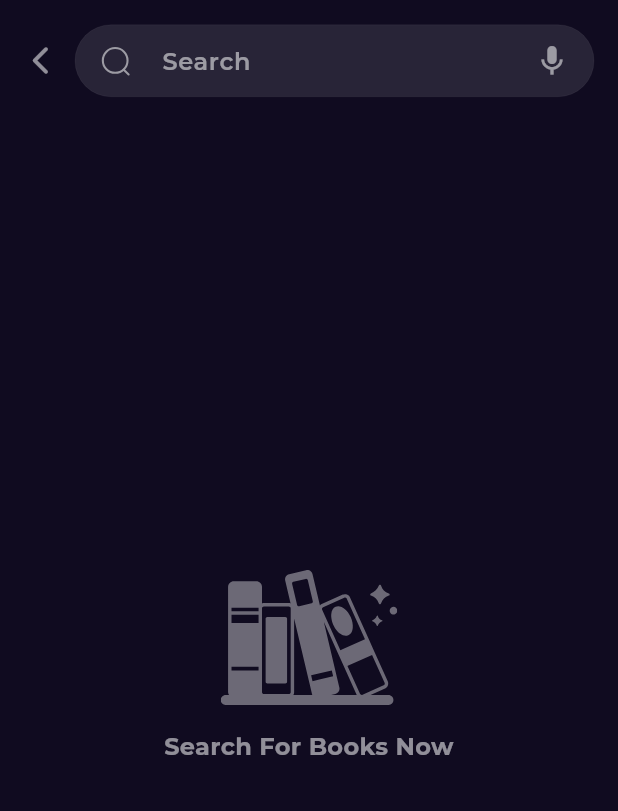
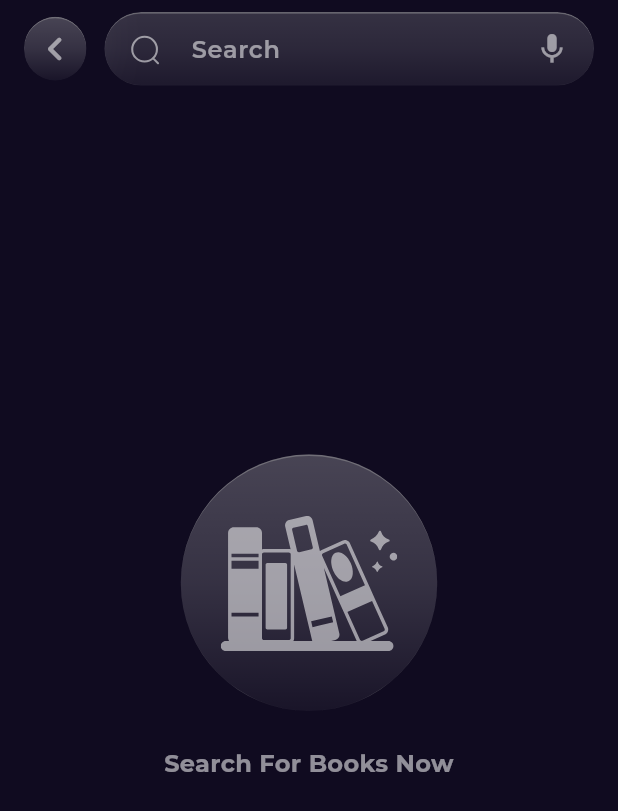
Before and after one commit to mohamedtaha910/bookly_app, a Flutter app: the screen it shows after launch, after a tap on an icon or button, on a phone screen of 412 x 824 dp. Shown: the top 811 px of the screen. Run offline on Flutter 3.47's test engine with Material 3 defaults, Android fonts, the phone set to English and light mode, and no system bars; our stand-ins replace cached_network_image, carousel_slider, dartz, dio, equatable, flutter_bloc and 7 more; accounts and stored records are empty; network calls fail.

Commit message:
add glass effect to  search app bar

```diff
--- a/lib/Features/home/presentation/views/widgets/banners_list_view.dart
+++ b/lib/Features/home/presentation/views/widgets/banners_list_view.dart
@@ -28,7 +28,10 @@ class BannersListView extends StatelessWidget {
     return BlocBuilder<FeaturedBooksCubit, FeaturedBooksState>(
       builder: (context, state) {
         if (state is FeaturedBooksError) {
-          return CustomErrorWidget(errorMessage: state.errorMessage);
+          return CustomErrorWidget(
+            errorMessage: state.errorMessage,
+            iconSize: 50,
+          );
         }
         if (state is FeaturedBooksSuccess) {
           List<BookModel> books = state.books;
--- a/lib/Features/home/presentation/views/widgets/best_books_list_view.dart
+++ b/lib/Features/home/presentation/views/widgets/best_books_list_view.dart
@@ -14,7 +14,10 @@ class BestBooksListView extends StatelessWidget {
     return BlocBuilder<BestSellerBooksCubit, BestSellerBooksState>(
       builder: (context, state) {
         if (state is BestSellerBooksError) {
-          return CustomErrorWidget(errorMessage: state.errorMessage);
+          return CustomErrorWidget(
+            errorMessage: state.errorMessage,
+            iconSize: 50,
+          );
         }
         if (state is BestSellerBooksSuccess) {
           List<BookModel> books = state.books;
--- a/lib/Features/home/presentation/views/widgets/custom_nav_bar.dart
+++ b/lib/Features/home/presentation/views/widgets/custom_nav_bar.dart
@@ -69,7 +69,7 @@ class _GlassNavBar extends StatelessWidget {
     return ClipRRect(
       borderRadius: BorderRadius.circular(50),
       child: BackdropFilter(
-        filter: ImageFilter.blur(sigmaX: 20, sigmaY: 20),
+        filter: ImageFilter.blur(sigmaX: 10, sigmaY: 8),
         child: Container(
           padding: EdgeInsets.symmetric(horizontal: 0, vertical: 6),
           // height: 62,
--- a/lib/Features/home/presentation/views/widgets/similiar_books_list_view.dart
+++ b/lib/Features/home/presentation/views/widgets/similiar_books_list_view.dart
@@ -14,7 +14,7 @@ class SimiliarbooksListView extends StatelessWidget {
     return BlocBuilder<SimilarBookCubit, SimilarBookState>(
       builder: (context, state) {
         if (state is SimilarBookError) {
-          return CustomErrorWidget(errorMessage: state.message);
+          return CustomErrorWidget(errorMessage: state.message, iconSize: 45);
         }
         if (state is SimilarBookSuccess) {
           List<BookModel> books = state.books;
@@ -24,9 +24,7 @@ class SimiliarbooksListView extends StatelessWidget {
             child: Row(
               children: [
                 ...List.generate(books.length, (index) {
-                  return SimiliarBookItem(
-                    book: books[index],
-                  );
+                  return SimiliarBookItem(book: books[index]);
                 }),
               ],
             ),
--- a/lib/Features/search/presentation/views/widgets/custom_search_bar.dart
+++ b/lib/Features/search/presentation/views/widgets/custom_search_bar.dart
@@ -1,3 +1,5 @@
+import 'dart:ui';
+
 import 'package:bookly_app/core/utils/assets.dart';
 import 'package:bookly_app/core/utils/styles.dart';
 import 'package:flutter/material.dart';
@@ -9,13 +11,34 @@ class CustomSerchBar extends StatelessWidget {
 
   @override
   Widget build(BuildContext context) {
-    return TextField(
+    return ClipRRect(
+      borderRadius: BorderRadius.circular(25),
+      child: BackdropFilter(
+        filter: ImageFilter.blur(sigmaX: 20, sigmaY: 20),
+        child: Container(
+          decoration: BoxDecoration(
+            borderRadius: BorderRadius.circular(100),
+            // color: Colors.white10,
+            gradient: LinearGradient(
+              colors: [
+                Colors.white.withAlpha(40),
+                Colors.white.withAlpha(30),
+                Colors.white.withAlpha(15),
+              ],
+              begin: AlignmentGeometry.topCenter,
+              end: AlignmentGeometry.bottomCenter,
+            ),
+            border: Border(
+              top: BorderSide(color: Colors.grey.withAlpha(120), width: 0.95),
+            ),
+          ),
+          child: TextField(
             onChanged: onChanged,
             decoration: InputDecoration(
               contentPadding: EdgeInsets.symmetric(vertical: 8, horizontal: 16),
-        filled: true,
+              // filled: true,
               // fillColor: Colors.pink.withAlpha(20),
-        fillColor: Colors.white10,
+              // fillColor: Colors.white10,
               // fillColor: Colors.black26,
               prefixIcon: Padding(
                 padding: EdgeInsets.symmetric(horizontal: 16.0, vertical: 0),
@@ -41,7 +64,10 @@ class CustomSerchBar extends StatelessWidget {
               ),
               focusedBorder: OutlineInputBorder(
                 borderRadius: BorderRadius.circular(25),
-          borderSide: BorderSide(color: Colors.white54, width: 0.5),
+                borderSide: BorderSide(color: Colors.white54, width: 0.05),
+              ),
+            ),
+          ),
         ),
       ),
     );
--- a/lib/Features/search/presentation/views/widgets/search_page_body.dart
+++ b/lib/Features/search/presentation/views/widgets/search_page_body.dart
@@ -1,7 +1,10 @@
+import 'dart:ui';
+
 import 'package:bookly_app/Features/search/presentation/view_model/search_books_cubit.dart';
 import 'package:bookly_app/Features/search/presentation/views/widgets/custom_search_bar.dart';
 import 'package:bookly_app/Features/search/presentation/views/widgets/searched_books_list_view.dart';
 import 'package:bookly_app/Features/search/presentation/views/widgets/start_search.dart';
+import 'package:bookly_app/constant.dart';
 import 'package:bookly_app/core/models/book_model/book_model.dart';
 import 'package:bookly_app/core/widgets/custom_error_widget.dart';
 import 'package:bookly_app/core/widgets/custom_loading_indicator.dart';
@@ -20,6 +23,7 @@ class SearchPageBody extends StatelessWidget {
         FocusScope.of(context).unfocus();
       },
       child: Scaffold(
+        extendBodyBehindAppBar: true,
         appBar: AppBar(
           toolbarHeight: 65,
           automaticallyImplyLeading: false,
@@ -28,16 +32,45 @@ class SearchPageBody extends StatelessWidget {
           // elevation: 0,
           title: Column(
             children: [
-              SizedBox(height: 16),
+              // SizedBox(height: 16),
               Row(
+                crossAxisAlignment: CrossAxisAlignment.center,
                 children: [
                   isBack
                       ? GestureDetector(
                           onTap: () => GoRouter.of(context).pop(),
+                          child: ClipRRect(
+                            borderRadius: BorderRadius.circular(100),
+                            child: BackdropFilter(
+                              filter: ImageFilter.blur(sigmaX: 20, sigmaY: 20),
+                              child: Container(
+                                padding: EdgeInsets.all(4.8),
+                                decoration: BoxDecoration(
+                                  borderRadius: BorderRadius.circular(100),
+                                  // color: Colors.white10,
+                                  gradient: LinearGradient(
+                                    colors: [
+                                      Colors.white.withAlpha(60),
+                                      Colors.white.withAlpha(40),
+                                      Colors.white.withAlpha(10),
+                                    ],
+                                    begin: AlignmentGeometry.topCenter,
+                                    end: AlignmentGeometry.bottomCenter,
+                                  ),
+                                  border: Border(
+                                    top: BorderSide(
+                                      color: Colors.grey.withAlpha(120),
+                                      width: 0.95,
+                                    ),
+                                  ),
+                                ),
                                 child: Icon(
-                            Icons.arrow_back_ios_new_rounded,
-                            size: 22,
+                                  Icons.chevron_left_rounded,
+                                  size: 32,
                                   color: Colors.white54,
+                                ),
+                              ),
+                            ),
                           ),
                         )
                       : SizedBox.shrink(),
@@ -59,7 +92,9 @@ class SearchPageBody extends StatelessWidget {
             ],
           ),
         ),
-        body: BlocBuilder<SearchBooksCubit, SearchBooksState>(
+        body: Stack(
+          children: [
+            BlocBuilder<SearchBooksCubit, SearchBooksState>(
               builder: (context, state) {
                 if (state is SearchBooksInitial) {
                   return StartSearch();
@@ -82,7 +117,7 @@ class SearchPageBody extends StatelessWidget {
                     );
                   }
                   return Padding(
-                padding: const EdgeInsets.symmetric(horizontal: 16.0),
+                    padding: const EdgeInsets.symmetric(horizontal: 8.0),
                     child: SingleChildScrollView(
                       physics: BouncingScrollPhysics(),
                       scrollDirection: Axis.vertical,
@@ -90,7 +125,9 @@ class SearchPageBody extends StatelessWidget {
                         children: [
                           SizedBox(height: 36),
                           Padding(
-                        padding: const EdgeInsets.symmetric(horizontal: 8.0),
+                            padding: const EdgeInsets.symmetric(
+                              horizontal: 8.0,
+                            ),
                             child: SearchedBookListView(books: books),
                           ),
                         ],
@@ -109,6 +146,29 @@ class SearchPageBody extends StatelessWidget {
                 }
               },
             ),
+            Positioned(
+              top: 0,
+              right: 0,
+              left: 0,
+              child: Container(
+                height: 100,
+                decoration: BoxDecoration(
+                  gradient: LinearGradient(
+                    colors: [
+                      kPrimaryColor,
+                      kPrimaryColor.withAlpha(200),
+                      kPrimaryColor.withAlpha(100),
+                      kPrimaryColor.withAlpha(10),
+                      kPrimaryColor.withAlpha(0),
+                    ],
+                    begin: AlignmentGeometry.topCenter,
+                    end: AlignmentGeometry.bottomCenter,
+                  ),
+                ),
+              ),
+            ),
+          ],
+        ),
       ),
     );
   }
--- a/lib/Features/search/presentation/views/widgets/start_search.dart
+++ b/lib/Features/search/presentation/views/widgets/start_search.dart
@@ -11,13 +11,33 @@ class StartSearch extends StatelessWidget {
         // crossAxisAlignment: CrossAxisAlignment.end,
         mainAxisAlignment: MainAxisAlignment.center,
         children: [
-          SvgPicture.asset(
-            'assets/icons/icon.svg',
-            height: 90,
-            // color: Colors.pink.withAlpha(50),
-            color: Colors.white38,
+          Container(
+            padding: EdgeInsets.all(40),
+            decoration: BoxDecoration(
+              // borderRadius: BorderRadius.circular(300),
+              shape: BoxShape.circle,
+              // color: Colors.white10,
+              gradient: LinearGradient(
+                colors: [
+                  Colors.white.withAlpha(60),
+                  Colors.white.withAlpha(40),
+                  Colors.white.withAlpha(10),
+                ],
+                begin: AlignmentGeometry.topCenter,
+                end: AlignmentGeometry.bottomCenter,
+              ),
+              border: Border(
+                top: BorderSide(color: Colors.grey.withAlpha(120), width: 0.95),
+              ),
+            ),
+            child: SvgPicture.asset(
+              'assets/icons/icon.svg',
+              height: 90,
+              // color: Colors.pink.withAlpha(50),
+              color: Colors.white54,
+            ),
           ),
-          SizedBox(height: 16),
+          SizedBox(height: 24),
           Text(
             'Search For Books Now',
             style: TextStyle(
--- a/lib/core/widgets/custom_error_widget.dart
+++ b/lib/core/widgets/custom_error_widget.dart
@@ -1,12 +1,47 @@
 import 'package:flutter/material.dart';
 
 class CustomErrorWidget extends StatelessWidget {
-  const CustomErrorWidget({super.key, required this.errorMessage});
+  const CustomErrorWidget({
+    super.key,
+    required this.errorMessage,
+    this.iconSize = 75,
+  });
   final String errorMessage;
+  final double iconSize;
 
   @override
   Widget build(BuildContext context) {
     return Center(
+      child: Column(
+        mainAxisAlignment: MainAxisAlignment.center,
+
+        children: [
+          Container(
+            padding: EdgeInsets.all(16),
+            decoration: BoxDecoration(
+              borderRadius: BorderRadius.circular(100),
+              // color: Colors.white10,
+              gradient: LinearGradient(
+                colors: [
+                  Colors.pink.withAlpha(100),
+                  Colors.pink.withAlpha(50),
+                  Colors.pink.withAlpha(30),
+                ],
+                begin: AlignmentGeometry.topCenter,
+                end: AlignmentGeometry.bottomCenter,
+              ),
+              border: Border(
+                top: BorderSide(color: Colors.pink.withAlpha(120), width: 0.8),
+              ),
+            ),
+            child: Icon(
+              Icons.error_outline_rounded,
+              size: iconSize,
+              color: Colors.grey.shade400,
+            ),
+          ),
+          SizedBox(height: 28),
+          Center(
             child: Text(
               errorMessage,
               style: TextStyle(
@@ -16,6 +51,9 @@ class CustomErrorWidget extends StatelessWidget {
               ),
               textAlign: TextAlign.center,
             ),
+          ),
+        ],
+      ),
     );
   }
 }
```
Lines whose indentation alone changed are shown as unchanged.
